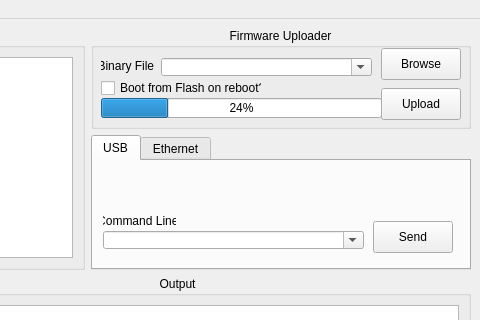
Above: mchelper/branches/multiboard_support/mchelper.ui from makingthings/makecontroller before the change; both pictures show x 125 to 605 and y 0 to 320 of the 605 by 484 pixel window. Below: the same form after it.
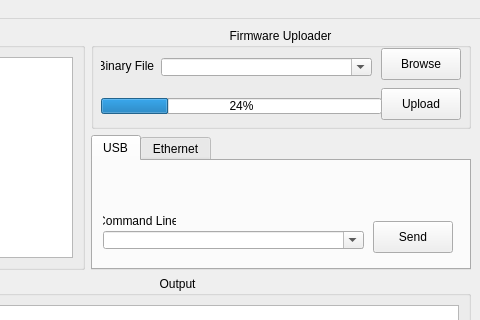
That is the form after the change.

Commit message: *) removed "boot from flash on reboot" option. let's assume that will always be the things to do *) enabled the window's StatusBar *) added the ToolTipRole and StatusTipRole to the BoardListModel *) enabled showing of StatusTipRole in the StatusBar when the device selection changes

Diff of the .ui file:
```diff
--- a/mchelper/branches/multiboard_support/mchelper.ui
+++ b/mchelper/branches/multiboard_support/mchelper.ui
@@ -444,38 +444,6 @@
           <cstring>fileSelectText</cstring>
          </property>
         </widget>
-        <widget class="QCheckBox" name="bitFlipSwitch" >
-         <property name="geometry" >
-          <rect>
-           <x>10</x>
-           <y>50</y>
-           <width>161</width>
-           <height>20</height>
-          </rect>
-         </property>
-         <property name="layoutDirection" >
-          <enum>Qt::LeftToRight</enum>
-         </property>
-         <property name="text" >
-          <string>Boot from Flash on reboot?</string>
-         </property>
-        </widget>
-        <widget class="QProgressBar" name="progressBar" >
-         <property name="geometry" >
-          <rect>
-           <x>10</x>
-           <y>70</y>
-           <width>281</width>
-           <height>20</height>
-          </rect>
-         </property>
-         <property name="value" >
-          <number>24</number>
-         </property>
-         <property name="orientation" >
-          <enum>Qt::Horizontal</enum>
-         </property>
-        </widget>
         <widget class="QComboBox" name="fileSelectText" >
          <property name="geometry" >
           <rect>
@@ -551,6 +519,22 @@
           <string>Browse</string>
          </property>
         </widget>
+        <widget class="QProgressBar" name="progressBar" >
+         <property name="geometry" >
+          <rect>
+           <x>10</x>
+           <y>70</y>
+           <width>281</width>
+           <height>16</height>
+          </rect>
+         </property>
+         <property name="value" >
+          <number>24</number>
+         </property>
+         <property name="orientation" >
+          <enum>Qt::Horizontal</enum>
+         </property>
+        </widget>
        </widget>
       </item>
      </layout>
```
Left out of the diff: 1 changed line with no effect on the pictures. The commit also changes 2 other files.
